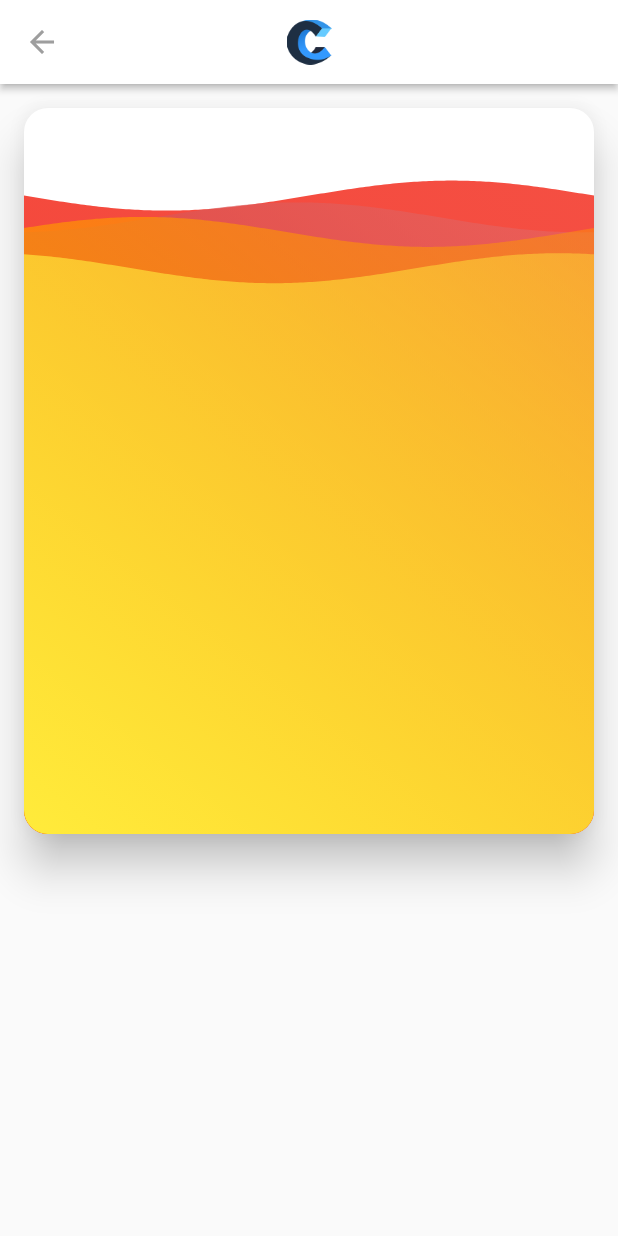
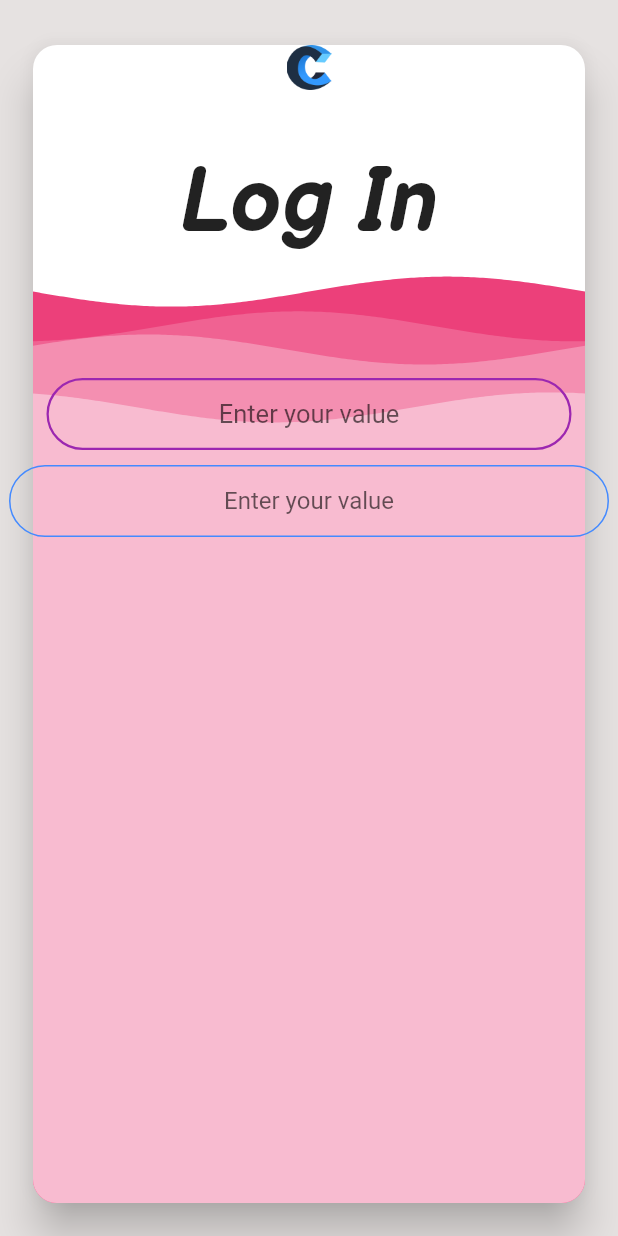
Before and after one commit to abby3010/-PA-, a Flutter app: the screen it shows after launch, on a phone screen of 412 x 824 dp. Run offline on Flutter 3.47's test engine with Material 2 defaults, Android fonts, the phone set to English and light mode, and no system bars; drawn by our look-alikes of wave.

Commit message:
login_screen

```diff
--- /dev/null
+++ b/trial/lib/constants.dart
@@ -0,0 +1,9 @@
+import 'package:flutter/material.dart';
+
+final ThemeData defaultTheme = ThemeData(
+  primaryColor: Colors.purple,
+  brightness: Brightness.light,
+  primaryColorBrightness: Brightness.light,
+  accentColor: Colors.purple[500],
+  accentColorBrightness: Brightness.light
+);
--- a/trial/lib/main.dart
+++ b/trial/lib/main.dart
@@ -1,4 +1,5 @@
 import 'package:flutter/material.dart';
+import 'package:trial/constants.dart';
 import 'package:trial/screens/login_screen.dart';
 import 'package:trial/wave_trial.dart';
 
@@ -14,6 +15,7 @@ class MyApp extends StatelessWidget {
       debugShowCheckedModeBanner: false,
       title: 'For Constants',
       home: LoginScreen(),
+      theme: defaultTheme,
     );
   }
 }
--- a/trial/lib/screens/login_screen.dart
+++ b/trial/lib/screens/login_screen.dart
@@ -11,7 +11,7 @@ class _LoginScreenState extends State<LoginScreen> {
   _buildCard({Config config, Color backgroundColor = Colors.transparent}) {
     return Center(
       child: Container(
-        height: 500.0,
+        // height: 500.0,
         width: double.infinity,
         child: Card(
           elevation: 12.0,
@@ -29,42 +29,118 @@ class _LoginScreenState extends State<LoginScreen> {
       ),
     );
   }
+
   MaskFilter _blur;
 
   @override
   Widget build(BuildContext context) {
     return Scaffold(
-      appBar: AppBar(
-        title: Image.asset('images/playstore.png', height: 30.0,),
-        elevation: 2.0,
-        centerTitle: true,
-        backgroundColor: Colors.white,
-        leading: IconButton(
-          icon: Icon(Icons.arrow_back, color: Colors.grey),
-          onPressed: () {
-            print('Go to welcome screen');
-          },
-        ),
-      ),
-      body: Center(
-        child: ListView(
+      backgroundColor: Color(0xFFE6E2E1),
+      resizeToAvoidBottomInset: false,
+      body: Padding(
+        padding: EdgeInsets.only(top: 30.0, left: 6.0, right: 6.0, bottom: 6.0),
+        child: Stack(
           children: <Widget>[
-            SizedBox(height: 16.0),
+            // SizedBox(height: 8.0),
             _buildCard(
               config: CustomConfig(
-                gradients: [
-                  [Colors.red, Color(0xEEF44336)],
-                  [Colors.red[800], Color(0x77E57373)],
-                  [Colors.orange, Color(0x66FF9800)],
-                  [Colors.yellow, Color(0x55FFEB3B)]
+                colors: [
+                  Colors.pink[400],
+                  Colors.pink[300],
+                  Colors.pink[200],
+                  Colors.pink[100]
                 ],
-                durations: [35000, 19440, 10800, 6000],
-                heightPercentages: [0.10, 0.13, 0.15, 0.20],
+                durations: [25000, 19440, 10800, 6000],
+                heightPercentages: [0.20, 0.23, 0.25, 0.30],
                 blur: _blur,
-                gradientBegin: Alignment.bottomLeft,
-                gradientEnd: Alignment.topRight,
               ),
             ),
+            ListView(
+              children: <Widget>[
+                Image.asset(
+                  'images/playstore.png',
+                  height: 30.0,
+                ),
+                SizedBox(
+                  height: 40.0,
+                ),
+                Text(
+                  'Log In',
+                  textAlign: TextAlign.center,
+                  style: TextStyle(
+                    fontFamily: 'BalsamiqSans',
+                    fontWeight: FontWeight.w700,
+                    fontStyle: FontStyle.italic,
+                    fontSize: 60.0,
+                  ),
+                ),
+                SizedBox(
+                  height: 80.0,
+                ),
+                Padding(
+                  padding: EdgeInsets.only(
+                    left: 25.0,
+                    right: 25.0,
+                  ),
+                  child: TextField(
+                    keyboardType: TextInputType.emailAddress,
+                    textAlign: TextAlign.center,
+                    onChanged: (value) {
+                      //Do something with the user input.
+                    },
+                    style: TextStyle(
+                      fontSize: 17.0,
+                    ),
+                    decoration: InputDecoration(
+                      hintText: 'Enter your value',
+                      contentPadding: EdgeInsets.symmetric(
+                          vertical: 10.0, horizontal: 20.0),
+                      border: OutlineInputBorder(
+                        borderRadius: BorderRadius.all(Radius.circular(32.0)),
+                      ),
+                      enabledBorder: OutlineInputBorder(
+                        borderSide:
+                            BorderSide(color: Colors.purple, width: 1.5),
+                        borderRadius: BorderRadius.all(Radius.circular(32.0)),
+                      ),
+                      focusedBorder: OutlineInputBorder(
+                        borderSide:
+                            BorderSide(color: Colors.purple, width: 2.0),
+                        borderRadius: BorderRadius.all(Radius.circular(32.0)),
+                      ),
+                    ),
+                  ),
+                ),
+                SizedBox(
+                  height: 10.0,
+                ),
+                TextField(
+                  obscureText: true,
+                  textAlign: TextAlign.center,
+                  onChanged: (value) {
+                    //Do something with the user input.
+                  },
+                  decoration: InputDecoration(
+                    hintText: 'Enter your value',
+                    contentPadding:
+                        EdgeInsets.symmetric(vertical: 10.0, horizontal: 20.0),
+                    border: OutlineInputBorder(
+                      borderRadius: BorderRadius.all(Radius.circular(32.0)),
+                    ),
+                    enabledBorder: OutlineInputBorder(
+                      borderSide:
+                          BorderSide(color: Colors.blueAccent, width: 1.0),
+                      borderRadius: BorderRadius.all(Radius.circular(32.0)),
+                    ),
+                    focusedBorder: OutlineInputBorder(
+                      borderSide:
+                          BorderSide(color: Colors.blueAccent, width: 2.0),
+                      borderRadius: BorderRadius.all(Radius.circular(32.0)),
+                    ),
+                  ),
+                ),
+              ],
+            )
           ],
         ),
       ),
```
Also changed, not shown: trial/pubspec.yaml (+6 -6 lines), trial/fonts/BalsamiqSans-Bold.ttf (added), trial/fonts/BalsamiqSans-BoldItalic.ttf (added), trial/fonts/BalsamiqSans-Italic.ttf (added), trial/fonts/BalsamiqSans-Regular.ttf (added), 7 other files.
